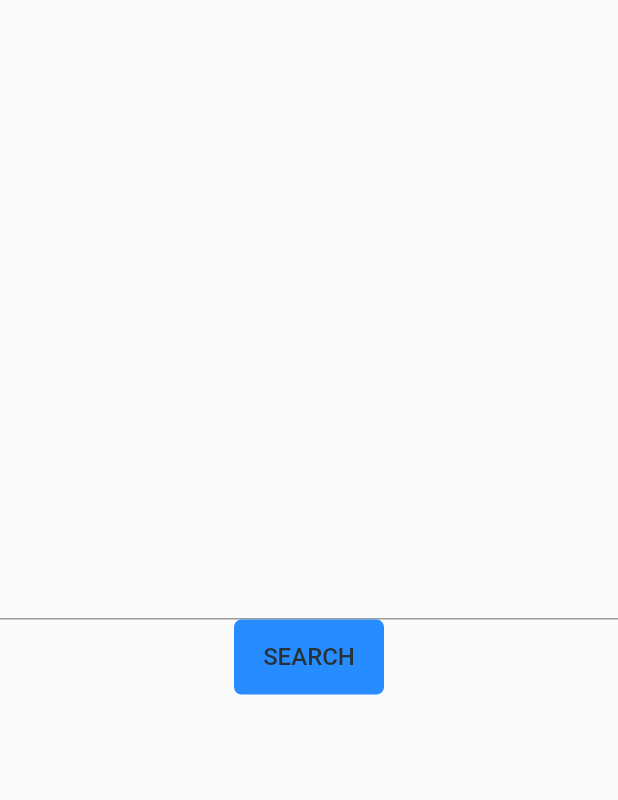
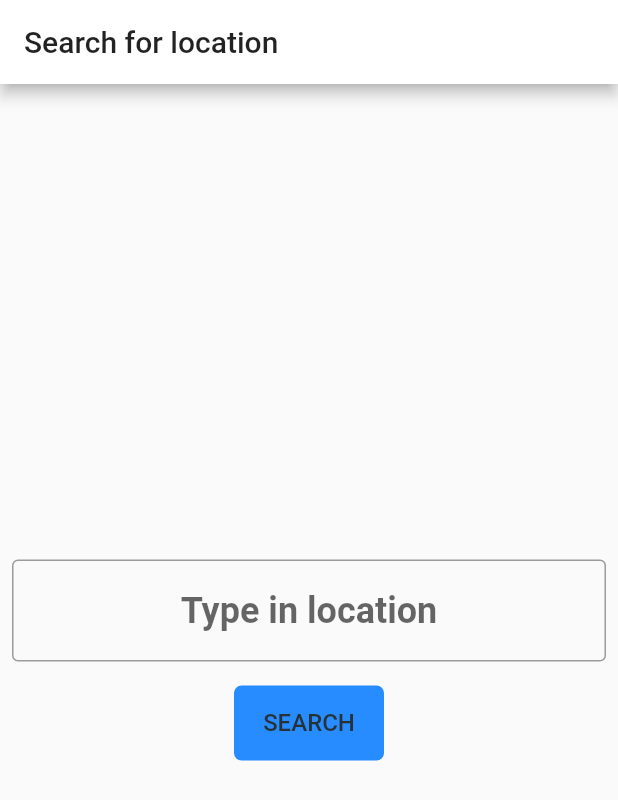
Before and after one commit to olo95/passat, a Flutter app: the screen it shows after launch, on a phone screen of 412 x 824 dp. Shown: the top 800 px of the screen. Run offline on Flutter 3.47's test engine with Material 2 defaults, Android fonts, the phone set to English and light mode, and no system bars; generated files the repository leaves out were written again.

Commit message:
displaying list with search results, now creating forecast page

```diff
--- a/lib/app/pages/search/search_page.dart
+++ b/lib/app/pages/search/search_page.dart
@@ -2,6 +2,7 @@ import 'dart:async';
 
 import 'package:flutter/cupertino.dart';
 import 'package:flutter/material.dart';
+import 'package:passat/app/navigation.dart';
 import 'package:passat/data/app_colors.dart';
 import 'package:passat/data/provider/search_page_provider_model.dart';
 import 'package:passat/domain/provider/provider_model_async_result.dart';
@@ -23,14 +24,28 @@ class _SearchPageState extends State<SearchPage> {
   Future<void> locationsState;
 
   @override
-  Widget build(BuildContext context) => Material(
-        child: Column(
-          mainAxisAlignment: MainAxisAlignment.center,
-          children: <Widget>[_textField(), _button(context)],
+  Widget build(BuildContext context) => Scaffold(
+        appBar: AppBar(
+          title: Text('Search for location'),
+        ),
+        body: Padding(
+          padding: const EdgeInsets.all(8.0),
+          child: Column(
+            mainAxisAlignment: MainAxisAlignment.center,
+            children: <Widget>[
+              _textField(),
+              const SizedBox(
+                height: 16,
+              ),
+              _button(context)
+            ],
+          ),
         ),
       );
 
   Widget _textField() => TextField(
+        decoration: InputDecoration(border: OutlineInputBorder(), hintText: 'Type in location'),
+        textAlign: TextAlign.center,
         controller: _searchLocationTextFieldController,
       );
 
@@ -64,15 +79,17 @@ class _SearchPageState extends State<SearchPage> {
         break;
       case ProviderModelAsyncResultState.done:
         if (listModel.result.isValue) {
-          scheduleMicrotask(() {
-            showDialog(
+          if (listModel.result.asValue.value.isEmpty) {
+            Future.microtask(() => showCupertinoDialog(
+                barrierDismissible: true,
                 context: context,
-                builder: (BuildContext context) {
-                  return CupertinoAlertDialog(
-                    title: Text('LOADED'),
-                  );
-                });
-          });
+                builder: (BuildContext context) => CupertinoAlertDialog(
+                      title: Text('No results!'),
+                    )));
+          } else {
+            Future.microtask(() => Navigation.of(context).getToSearchResultPage(
+                context, listModel.result.asValue.value));
+          }
         } else if (listModel.result.isError) {
           return Text('ERROR');
         } else {
--- a/lib/data/models/search/search_page_list_item_model.dart
+++ /dev/null
@@ -1,6 +0,0 @@
-class SearchPageListItemModel {
-  SearchPageListItemModel(this.id, this.title);
-
-  final int id;
-  final String title;
-}
--- /dev/null
+++ b/lib/data/models/search_result/search_result_page_list_item_model.dart
@@ -0,0 +1,6 @@
+class SearchResultPageListItemModel {
+  SearchResultPageListItemModel(this.id, this.title);
+
+  final int id;
+  final String title;
+}
--- a/lib/data/provider/search_page_provider_model_state.dart
+++ b/lib/data/provider/search_page_provider_model_state.dart
@@ -1,6 +1,7 @@
-import 'package:passat/data/models/search/search_page_list_item_model.dart';
+import 'package:passat/data/models/search_result/search_result_page_list_item_model.dart';
 import 'package:passat/domain/provider/provider_model_async_result.dart';
 
 class SearchPageProviderModelState {
-  final listModel = ProviderModelAsyncResult<List<SearchPageListItemModel>>();
+  final listModel =
+      ProviderModelAsyncResult<List<SearchResultPageListItemModel>>();
 }
```
Also changed, not shown: lib/app/navigation.dart (+13 -1 lines), lib/app/pages/location_forecast/location_forecast_page.dart (added, +13 -0 lines), lib/app/pages/search_result/search_result_page.dart (+29 -0 lines), lib/data/provider/search_page_provider_model.dart (+7 -6 lines).
